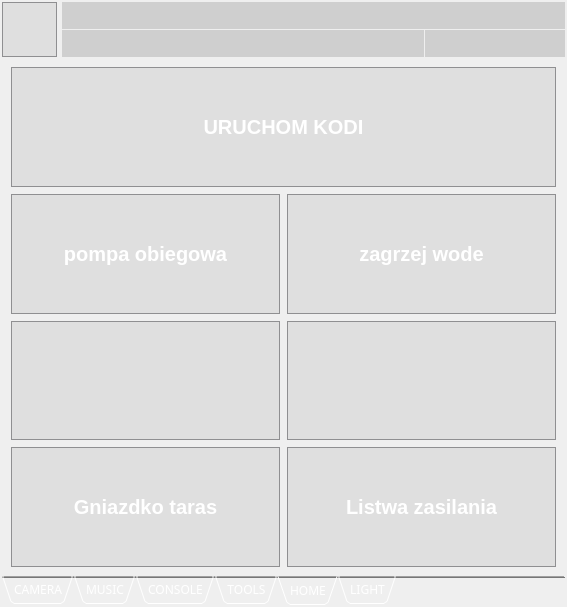
Above: iDomClient2/idom_client.ui from cyniu88/QT_kurs before the change. Below: the same form after it.
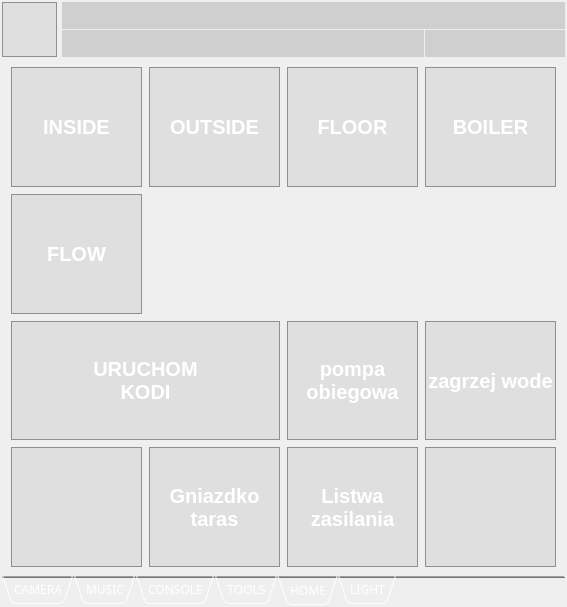
That is the form after the change. The open tabs and pages were chosen to show the change. Icons and pictures are not drawn. Custom widgets are drawn as their Qt base class.

Commit message: poprawki cmake

Diff of the .ui file:
```diff
--- a/iDomClient2/idom_client.ui
+++ b/iDomClient2/idom_client.ui
@@ -14,7 +14,7 @@
    </rect>
   </property>
   <property name="sizePolicy">
-   <sizepolicy hsizetype="Preferred" vsizetype="Preferred">
+   <sizepolicy hsizetype="Ignored" vsizetype="Ignored">
     <horstretch>0</horstretch>
     <verstretch>0</verstretch>
    </sizepolicy>
@@ -215,7 +215,7 @@
        <bool>true</bool>
       </property>
       <property name="sizePolicy">
-       <sizepolicy hsizetype="Preferred" vsizetype="Expanding">
+       <sizepolicy hsizetype="Maximum" vsizetype="Expanding">
         <horstretch>0</horstretch>
         <verstretch>0</verstretch>
        </sizepolicy>
@@ -1772,100 +1772,7 @@
             <property name="spacing">
              <number>7</number>
             </property>
-            <item row="1" column="0">
-             <widget class="QToolButton" name="b_circlePump">
-              <property name="sizePolicy">
-               <sizepolicy hsizetype="Ignored" vsizetype="Ignored">
-                <horstretch>0</horstretch>
-                <verstretch>0</verstretch>
-               </sizepolicy>
-              </property>
-              <property name="styleSheet">
-               <string notr="true">QToolButton {
-background-color: rgba(158, 158, 158,50);
- border: 1px solid #8f8f91;
-border-radius: 0px;
-color:white;
- font: bold 20px;
-
-}
-QToolButton:pressed {
-border:none;
-}</string>
-              </property>
-              <property name="text">
-               <string>pompa obiegowa</string>
-              </property>
-              <property name="icon">
-               <iconset resource="ikony.qrc">
-                <normaloff>:/new/prefix1/files/svg/tap-water.svg</normaloff>:/new/prefix1/files/svg/tap-water.svg</iconset>
-              </property>
-              <property name="iconSize">
-               <size>
-                <width>100</width>
-                <height>100</height>
-               </size>
-              </property>
-              <property name="checkable">
-               <bool>true</bool>
-              </property>
-              <property name="popupMode">
-               <enum>QToolButton::DelayedPopup</enum>
-              </property>
-              <property name="toolButtonStyle">
-               <enum>Qt::ToolButtonTextUnderIcon</enum>
-              </property>
-              <property name="autoRaise">
-               <bool>false</bool>
-              </property>
-             </widget>
-            </item>
-            <item row="0" column="0" colspan="2">
-             <widget class="QToolButton" name="b_KODI">
-              <property name="sizePolicy">
-               <sizepolicy hsizetype="Ignored" vsizetype="Ignored">
-                <horstretch>0</horstretch>
-                <verstretch>0</verstretch>
-               </sizepolicy>
-              </property>
-              <property name="styleSheet">
-               <string notr="true">QToolButton {
-background-color: rgba(158, 158, 158,50);
- border: 1px solid #8f8f91;
-border-radius: 0px;
-color:white;
- font: bold 20px;
-
-}
-QToolButton:pressed {
-border:none;
-}</string>
-              </property>
-              <property name="text">
-               <string>URUCHOM KODI</string>
-              </property>
-              <property name="icon">
-               <iconset resource="ikony.qrc">
-                <normaloff>:/new/prefix1/files/svg/Kodi-top-bottom.svg</normaloff>:/new/prefix1/files/svg/Kodi-top-bottom.svg</iconset>
-              </property>
-              <property name="iconSize">
-               <size>
-                <width>100</width>
-                <height>100</height>
-               </size>
-              </property>
-              <property name="toolButtonStyle">
-               <enum>Qt::ToolButtonTextBesideIcon</enum>
-              </property>
-              <property name="autoRaise">
-               <bool>false</bool>
-              </property>
-              <attribute name="buttonGroup">
-               <string notr="true">LDD_BUTTON</string>
-              </attribute>
-             </widget>
-            </item>
-            <item row="5" column="0">
+            <item row="7" column="1">
              <widget class="QToolButton" name="b_printer">
               <property name="sizePolicy">
                <sizepolicy hsizetype="Ignored" vsizetype="Ignored">
@@ -1888,7 +1795,8 @@
 </string>
               </property>
               <property name="text">
-               <string>Gniazdko taras</string>
+               <string>Gniazdko
+taras</string>
               </property>
               <property name="icon">
                <iconset resource="ikony.qrc">
@@ -1918,8 +1826,8 @@
               </property>
              </widget>
             </item>
-            <item row="5" column="1">
-             <widget class="QToolButton" name="b_listwa">
+            <item row="0" column="0">
+             <widget class="QToolButton" name="bt_inside">
               <property name="sizePolicy">
                <sizepolicy hsizetype="Ignored" vsizetype="Ignored">
                 <horstretch>0</horstretch>
@@ -1937,35 +1845,14 @@
 }
 QToolButton:pressed {
 border:none;
-}
-</string>
+}</string>
               </property>
               <property name="text">
-               <string>Listwa zasilania</string>
-              </property>
-              <property name="icon">
-               <iconset resource="ikony.qrc">
-                <normaloff>:/new/prefix1/files/png/surgeProtectorOFF.png</normaloff>
-                <normalon>:/new/prefix1/files/png/surgeProtectorON.png</normalon>:/new/prefix1/files/png/surgeProtectorOFF.png</iconset>
-              </property>
-              <property name="iconSize">
-               <size>
-                <width>100</width>
-                <height>100</height>
-               </size>
-              </property>
-              <property name="checkable">
-               <bool>true</bool>
-              </property>
-              <property name="toolButtonStyle">
-               <enum>Qt::ToolButtonTextUnderIcon</enum>
-              </property>
-              <property name="autoRaise">
-               <bool>false</bool>
+               <string>INSIDE</string>
               </property>
              </widget>
             </item>
-            <item row="2" column="0">
+            <item row="7" column="0">
              <widget class="QToolButton" name="b_fan">
               <property name="sizePolicy">
                <sizepolicy hsizetype="Ignored" vsizetype="Ignored">
@@ -2008,50 +1895,7 @@
               </property>
              </widget>
             </item>
-            <item row="2" column="1">
-             <widget class="QToolButton" name="b_lockUnlock_HOME">
-              <property name="sizePolicy">
-               <sizepolicy hsizetype="Ignored" vsizetype="Ignored">
-                <horstretch>0</horstretch>
-                <verstretch>0</verstretch>
-               </sizepolicy>
-              </property>
-              <property name="styleSheet">
-               <string notr="true">QToolButton {
-background-color: rgba(158, 158, 158,50);
- border: 1px solid #8f8f91;
-border-radius: 0px;
-color:white;
- font: bold 20px;
-
-}
-QToolButton:pressed {
-border:none;
-}</string>
-              </property>
-              <property name="text">
-               <string/>
-              </property>
-              <property name="icon">
-               <iconset resource="ikony.qrc">
-                <normaloff>:/new/prefix1/files/png/unlock.png</normaloff>
-                <normalon>:/new/prefix1/files/png/lock.png</normalon>:/new/prefix1/files/png/unlock.png</iconset>
-              </property>
-              <property name="iconSize">
-               <size>
-                <width>100</width>
-                <height>100</height>
-               </size>
-              </property>
-              <property name="checkable">
-               <bool>true</bool>
-              </property>
-              <property name="autoRaise">
-               <bool>false</bool>
-              </property>
-             </widget>
-            </item>
-            <item row="1" column="1">
+            <item row="4" column="3">
              <widget class="QToolButton" name="b_heatingBoiler">
               <property name="sizePolicy">
                <sizepolicy hsizetype="Ignored" vsizetype="Ignored">
@@ -2099,6 +1943,296 @@
               </property>
              </widget>
             </item>
+            <item row="7" column="3">
+             <widget class="QToolButton" name="b_lockUnlock_HOME">
+              <property name="sizePolicy">
+               <sizepolicy hsizetype="Ignored" vsizetype="Ignored">
+                <horstretch>0</horstretch>
+                <verstretch>0</verstretch>
+               </sizepolicy>
+              </property>
+              <property name="styleSheet">
+               <string notr="true">QToolButton {
+background-color: rgba(158, 158, 158,50);
+ border: 1px solid #8f8f91;
+border-radius: 0px;
+color:white;
+ font: bold 20px;
+
+}
+QToolButton:pressed {
+border:none;
+}</string>
+              </property>
+              <property name="text">
+               <string/>
+              </property>
+              <property name="icon">
+               <iconset resource="ikony.qrc">
+                <normaloff>:/new/prefix1/files/png/unlock.png</normaloff>
+                <normalon>:/new/prefix1/files/png/lock.png</normalon>:/new/prefix1/files/png/unlock.png</iconset>
+              </property>
+              <property name="iconSize">
+               <size>
+                <width>100</width>
+                <height>100</height>
+               </size>
+              </property>
+              <property name="checkable">
+               <bool>true</bool>
+              </property>
+              <property name="autoRaise">
+               <bool>false</bool>
+              </property>
+             </widget>
+            </item>
+            <item row="0" column="3">
+             <widget class="QToolButton" name="bt_boiler">
+              <property name="sizePolicy">
+               <sizepolicy hsizetype="Ignored" vsizetype="Ignored">
+                <horstretch>0</horstretch>
+                <verstretch>0</verstretch>
+               </sizepolicy>
+              </property>
+              <property name="styleSheet">
+               <string notr="true">QToolButton {
+background-color: rgba(158, 158, 158,50);
+ border: 1px solid #8f8f91;
+border-radius: 0px;
+color:white;
+ font: bold 20px;
+
+}
+QToolButton:pressed {
+border:none;
+}</string>
+              </property>
+              <property name="text">
+               <string>BOILER</string>
+              </property>
+             </widget>
+            </item>
+            <item row="7" column="2">
+             <widget class="QToolButton" name="b_listwa">
+              <property name="sizePolicy">
+               <sizepolicy hsizetype="Ignored" vsizetype="Ignored">
+                <horstretch>0</horstretch>
+                <verstretch>0</verstretch>
+               </sizepolicy>
+              </property>
+              <property name="styleSheet">
+               <string notr="true">QToolButton {
+background-color: rgba(158, 158, 158,50);
+ border: 1px solid #8f8f91;
+border-radius: 0px;
+color:white;
+ font: bold 20px;
+
+}
+QToolButton:pressed {
+border:none;
+}
+</string>
+              </property>
+              <property name="text">
+               <string>Listwa
+zasilania</string>
+              </property>
+              <property name="icon">
+               <iconset resource="ikony.qrc">
+                <normaloff>:/new/prefix1/files/png/surgeProtectorOFF.png</normaloff>
+                <normalon>:/new/prefix1/files/png/surgeProtectorON.png</normalon>:/new/prefix1/files/png/surgeProtectorOFF.png</iconset>
+              </property>
+              <property name="iconSize">
+               <size>
+                <width>100</width>
+                <height>100</height>
+               </size>
+              </property>
+              <property name="checkable">
+               <bool>true</bool>
+              </property>
+              <property name="toolButtonStyle">
+               <enum>Qt::ToolButtonTextUnderIcon</enum>
+              </property>
+              <property name="autoRaise">
+               <bool>false</bool>
+              </property>
+             </widget>
+            </item>
+            <item row="0" column="2">
+             <widget class="QToolButton" name="bt_floor">
+              <property name="sizePolicy">
+               <sizepolicy hsizetype="Ignored" vsizetype="Ignored">
+                <horstretch>0</horstretch>
+                <verstretch>0</verstretch>
+               </sizepolicy>
+              </property>
+              <property name="styleSheet">
+               <string notr="true">QToolButton {
+background-color: rgba(158, 158, 158,50);
+ border: 1px solid #8f8f91;
+border-radius: 0px;
+color:white;
+ font: bold 20px;
+
+}
+QToolButton:pressed {
+border:none;
+}</string>
+              </property>
+              <property name="text">
+               <string>FLOOR</string>
+              </property>
+             </widget>
+            </item>
+            <item row="0" column="1">
+             <widget class="QToolButton" name="bt_outside">
+              <property name="sizePolicy">
+               <sizepolicy hsizetype="Ignored" vsizetype="Ignored">
+                <horstretch>0</horstretch>
+                <verstretch>0</verstretch>
+               </sizepolicy>
+              </property>
+              <property name="styleSheet">
+               <string notr="true">QToolButton {
+background-color: rgba(158, 158, 158,50);
+ border: 1px solid #8f8f91;
+border-radius: 0px;
+color:white;
+ font: bold 20px;
+
+}
+QToolButton:pressed {
+border:none;
+}</string>
+              </property>
+              <property name="text">
+               <string>OUTSIDE</string>
+              </property>
+             </widget>
+            </item>
+            <item row="4" column="0" colspan="2">
+             <widget class="QToolButton" name="b_KODI">
+              <property name="sizePolicy">
+               <sizepolicy hsizetype="Ignored" vsizetype="Ignored">
+                <horstretch>0</horstretch>
+                <verstretch>0</verstretch>
+               </sizepolicy>
+              </property>
+              <property name="styleSheet">
+               <string notr="true">QToolButton {
+background-color: rgba(158, 158, 158,50);
+ border: 1px solid #8f8f91;
+border-radius: 0px;
+color:white;
+ font: bold 20px;
+
+}
+QToolButton:pressed {
+border:none;
+}</string>
+              </property>
+              <property name="text">
+               <string>URUCHOM
+KODI</string>
+              </property>
+              <property name="icon">
+               <iconset resource="ikony.qrc">
+                <normaloff>:/new/prefix1/files/svg/Kodi-top-bottom.svg</normaloff>:/new/prefix1/files/svg/Kodi-top-bottom.svg</iconset>
+              </property>
+              <property name="iconSize">
+               <size>
+                <width>100</width>
+                <height>100</height>
+               </size>
+              </property>
+              <property name="toolButtonStyle">
+               <enum>Qt::ToolButtonTextBesideIcon</enum>
+              </property>
+              <property name="autoRaise">
+               <bool>false</bool>
+              </property>
+              <attribute name="buttonGroup">
+               <string notr="true">LDD_BUTTON</string>
+              </attribute>
+             </widget>
+            </item>
+            <item row="4" column="2">
+             <widget class="QToolButton" name="b_circlePump">
+              <property name="sizePolicy">
+               <sizepolicy hsizetype="Ignored" vsizetype="Ignored">
+                <horstretch>0</horstretch>
+                <verstretch>0</verstretch>
+               </sizepolicy>
+              </property>
+              <property name="styleSheet">
+               <string notr="true">QToolButton {
+background-color: rgba(158, 158, 158,50);
+ border: 1px solid #8f8f91;
+border-radius: 0px;
+color:white;
+ font: bold 20px;
+
+}
+QToolButton:pressed {
+border:none;
+}</string>
+              </property>
+              <property name="text">
+               <string>pompa
+obiegowa</string>
+              </property>
+              <property name="icon">
+               <iconset resource="ikony.qrc">
+                <normaloff>:/new/prefix1/files/svg/tap-water.svg</normaloff>:/new/prefix1/files/svg/tap-water.svg</iconset>
+              </property>
+              <property name="iconSize">
+               <size>
+                <width>100</width>
+                <height>100</height>
+               </size>
+              </property>
+              <property name="checkable">
+               <bool>true</bool>
+              </property>
+              <property name="popupMode">
+               <enum>QToolButton::DelayedPopup</enum>
+              </property>
+              <property name="toolButtonStyle">
+               <enum>Qt::ToolButtonTextUnderIcon</enum>
+              </property>
+              <property name="autoRaise">
+               <bool>false</bool>
+              </property>
+             </widget>
+            </item>
+            <item row="1" column="0">
+             <widget class="QToolButton" name="bt_flow">
+              <property name="sizePolicy">
+               <sizepolicy hsizetype="Ignored" vsizetype="Ignored">
+                <horstretch>0</horstretch>
+                <verstretch>0</verstretch>
+               </sizepolicy>
+              </property>
+              <property name="styleSheet">
+               <string notr="true">QToolButton {
+background-color: rgba(158, 158, 158,50);
+ border: 1px solid #8f8f91;
+border-radius: 0px;
+color:white;
+ font: bold 20px;
+
+}
+QToolButton:pressed {
+border:none;
+}</string>
+              </property>
+              <property name="text">
+               <string>FLOW</string>
+              </property>
+             </widget>
+            </item>
            </layout>
           </widget>
          </widget>
```
Left out of the diff: 640 changed lines with no effect on the pictures. The commit also changes 2 other files.
